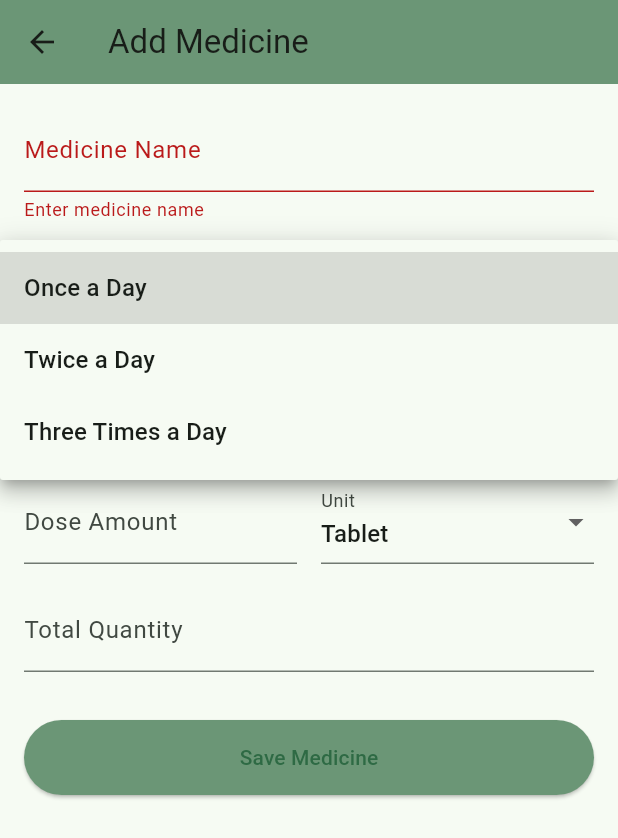
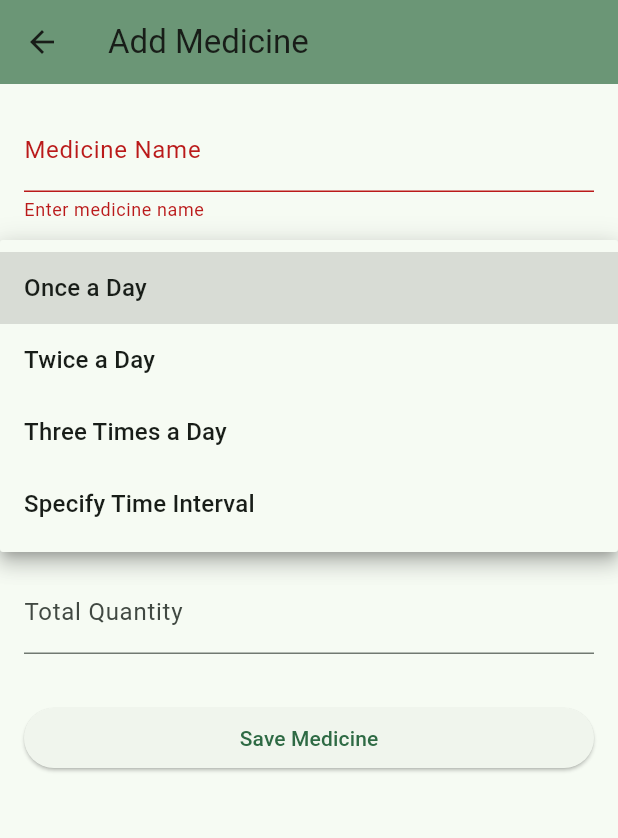
Before and after one commit to 3akproject/pilzy, a Flutter app: the AddMedicineScreen screen opened directly, after a tap on "Save Medicine", after a tap on "Once a Day", on a phone screen of 412 x 824 dp. Shown: the top 838 px of the screen. Run offline on Flutter 3.47's test engine with Material 3 defaults, Android fonts, the phone set to English and light mode, and no system bars; our stand-ins replace audioplayers, flutter_local_notifications, sqflite, timezone; missing offline and left inert: android_intent_plus; accounts and stored records are empty.

Commit message:
medicines page working properly but notification is not fully developed

```diff
--- a/lib/screens/add_medicine_screen.dart
+++ b/lib/screens/add_medicine_screen.dart
@@ -19,23 +19,29 @@ class _AddMedicineScreenState extends State<AddMedicineScreen> {
   late TextEditingController nameController;
   late TextEditingController doseController;
   late TextEditingController quantityController;
+  late TextEditingController intervalHourController;
+  late TextEditingController intervalMinuteController;
 
   String frequency = "Once a Day";
   String doseUnit = "Tablet";
   String alarmTone = "Default";
+
   List<TimeOfDay> times = [];
+  TimeOfDay? anchorTime;
 
   final frequencyOptions = [
     "Once a Day",
     "Twice a Day",
     "Three Times a Day",
+    "Specify Time Interval",
   ];
 
   final unitOptions = [
-    "Tablet", "Capsule", "ml", "mg", "g", "Spoon", "Drops", "Puff", "Other"
+    "Tablet", "Capsule", "ml", "mg", "g",
+    "Spoon", "Drops", "Puff", "Other"
   ];
 
-  final alarmTones = ["Default", "Tone 1", "Tone 2", "Tone 3"];
+  bool get isEditing => widget.medicine != null;
 
   @override
   void initState() {
@@ -44,9 +50,12 @@ class _AddMedicineScreenState extends State<AddMedicineScreen> {
     nameController = TextEditingController();
     doseController = TextEditingController();
     quantityController = TextEditingController();
+    intervalHourController = TextEditingController();
+    intervalMinuteController = TextEditingController();
 
     if (widget.medicine != null) {
       final med = widget.medicine!;
+
       nameController.text = med.name;
       doseController.text = med.doseAmount.toString();
       quantityController.text = med.totalQuantity.toString();
@@ -54,6 +63,23 @@ class _AddMedicineScreenState extends State<AddMedicineScreen> {
       doseUnit = med.doseUnit;
       alarmTone = med.alarmTone;
 
+      if (frequency == "Specify Time Interval") {
+        // Restore anchor time from times[0]
+        if (med.times.isNotEmpty) {
+          final parts = med.times.first.split(':');
+          anchorTime = TimeOfDay(
+            hour: int.parse(parts[0]),
+            minute: int.parse(parts[1]),
+          );
+        }
+
+        // Restore interval from alarmTone stored as HH:MM
+        if (alarmTone.contains(":")) {
+          final parts = alarmTone.split(':');
+          intervalHourController.text = parts[0];
+          intervalMinuteController.text = parts[1];
+        }
+      } else {
         times = med.times.map((t) {
           final parts = t.split(':');
           return TimeOfDay(
@@ -63,12 +89,15 @@ class _AddMedicineScreenState extends State<AddMedicineScreen> {
         }).toList();
       }
     }
+  }
 
   @override
   void dispose() {
     nameController.dispose();
     doseController.dispose();
     quantityController.dispose();
+    intervalHourController.dispose();
+    intervalMinuteController.dispose();
     super.dispose();
   }
 
@@ -81,7 +110,7 @@ class _AddMedicineScreenState extends State<AddMedicineScreen> {
       case "Three Times a Day":
         return 3;
       default:
-        return 1;
+        return 0;
     }
   }
 
@@ -100,12 +129,44 @@ class _AddMedicineScreenState extends State<AddMedicineScreen> {
     }
   }
 
+  Future<void> pickAnchorTime() async {
+    final picked =
+        await showTimePicker(context: context, initialTime: TimeOfDay.now());
+
+    if (picked != null) {
+      setState(() {
+        anchorTime = picked;
+      });
+    }
+  }
+
+  Future<void> _deleteMedicine() async {
+    if (!isEditing) return;
+
+    await DatabaseHelper.instance.deleteMedicine(widget.medicine!.id!);
+
+    for (int i = 0; i < 20; i++) {
+      await NotificationService.instance
+          .cancelNotification(widget.medicine!.id! * 100 + i);
+    }
+
+    if (!mounted) return;
+    Navigator.pop(context, true);
+  }
+
   Future<void> _saveMedicine() async {
     if (!_formKey.currentState!.validate()) return;
 
-    if (times.isEmpty) {
+    if (frequency != "Specify Time Interval" && times.isEmpty) {
       ScaffoldMessenger.of(context).showSnackBar(
         const SnackBar(content: Text("Select at least one time")),
+      );
+      return;
+    }
+
+    if (frequency == "Specify Time Interval" && anchorTime == null) {
+      ScaffoldMessenger.of(context).showSnackBar(
+        const SnackBar(content: Text("Select anchor time")),
       );
       return;
     }
@@ -114,36 +175,85 @@ class _AddMedicineScreenState extends State<AddMedicineScreen> {
       id: widget.medicine?.id,
       name: nameController.text.trim(),
       frequency: frequency,
-      times: times
+      times: frequency == "Specify Time Interval"
+          ? [
+              "${anchorTime!.hour.toString().padLeft(2, '0')}:${anchorTime!.minute.toString().padLeft(2, '0')}"
+            ]
+          : times
               .map((t) =>
                   "${t.hour.toString().padLeft(2, '0')}:${t.minute.toString().padLeft(2, '0')}")
               .toList(),
       doseAmount: double.tryParse(doseController.text) ?? 1,
       doseUnit: doseUnit,
       totalQuantity: double.tryParse(quantityController.text) ?? 1,
-      alarmTone: alarmTone,
+      alarmTone: frequency == "Specify Time Interval"
+          ? "${intervalHourController.text}:${intervalMinuteController.text}"
+          : alarmTone,
     );
 
     int medicineId;
 
-    if (widget.medicine == null) {
-      medicineId = await DatabaseHelper.instance.insertMedicine(med);
-    } else {
+    if (isEditing) {
       medicineId = widget.medicine!.id!;
       await DatabaseHelper.instance.updateMedicine(med);
 
-      // Cancel old notifications when editing
-      for (int i = 0; i < 5; i++) {
-        await NotificationService.instance.cancelNotification(
-            medicineId * 10 + i);
+      for (int i = 0; i < 20; i++) {
+        await NotificationService.instance
+            .cancelNotification(medicineId * 100 + i);
       }
+    } else {
+      medicineId = await DatabaseHelper.instance.insertMedicine(med);
     }
 
-    // Schedule daily notifications
+    await _scheduleAlarms(medicineId, med);
+
+    if (!mounted) return;
+    Navigator.pop(context, true);
+  }
+
+  Future<void> _scheduleAlarms(int medicineId, Medicine med) async {
+    final now = DateTime.now();
+
+    if (frequency == "Specify Time Interval") {
+      int hours = int.tryParse(intervalHourController.text) ?? 0;
+      int minutes = int.tryParse(intervalMinuteController.text) ?? 0;
+      int intervalMinutes = (hours * 60) + minutes;
+
+      if (intervalMinutes <= 0) return;
+
+      DateTime first = DateTime(
+        now.year,
+        now.month,
+        now.day,
+        anchorTime!.hour,
+        anchorTime!.minute,
+      );
+
+      if (first.isBefore(now)) {
+        first = first.add(const Duration(days: 1));
+      }
+
+      int timesPerDay = (24 * 60) ~/ intervalMinutes;
+
+      for (int i = 0; i < timesPerDay; i++) {
+        DateTime scheduled =
+            first.add(Duration(minutes: intervalMinutes * i));
+
+        final tzScheduled =
+            tz.TZDateTime.from(scheduled, tz.local);
+
+        await NotificationService.instance.scheduleDailyReminder(
+          id: medicineId * 100 + i,
+          dateTime: tzScheduled,
+          medicineName: med.name,
+          doseAmount: med.doseAmount.toString(),
+          doseUnit: med.doseUnit,
+        );
+      }
+    } else {
       for (int i = 0; i < times.length; i++) {
         final t = times[i];
 
-      final now = DateTime.now();
         DateTime scheduled = DateTime(
           now.year,
           now.month,
@@ -160,28 +270,21 @@ class _AddMedicineScreenState extends State<AddMedicineScreen> {
             tz.TZDateTime.from(scheduled, tz.local);
 
         await NotificationService.instance.scheduleDailyReminder(
-        id: medicineId * 10 + i,
+          id: medicineId * 100 + i,
           dateTime: tzScheduled,
           medicineName: med.name,
           doseAmount: med.doseAmount.toString(),
           doseUnit: med.doseUnit,
         );
       }
-
-    if (!mounted) return;
-
-    ScaffoldMessenger.of(context).showSnackBar(
-      const SnackBar(content: Text("Medicine Saved Successfully")),
-    );
-
-    Navigator.pop(context, true);
+    }
   }
 
   @override
   Widget build(BuildContext context) {
     return Scaffold(
       appBar: AppBar(
-        title: const Text("Add Medicine"),
+        title: Text(isEditing ? "Edit Medicine" : "Add Medicine"),
         backgroundColor: const Color(0xFF6B9676),
       ),
       body: Padding(
@@ -200,6 +303,7 @@ class _AddMedicineScreenState extends State<AddMedicineScreen> {
                         : null,
               ),
               const SizedBox(height: 16),
+
               DropdownButtonFormField<String>(
                 value: frequency,
                 decoration:
@@ -215,13 +319,38 @@ class _AddMedicineScreenState extends State<AddMedicineScreen> {
                   });
                 },
               ),
+
               const SizedBox(height: 16),
+
+              if (frequency == "Specify Time Interval") ...[
+                ListTile(
+                  title: Text(anchorTime == null
+                      ? "Select Anchor Time"
+                      : DateFormat.jm().format(
+                          DateTime(0, 0, 0,
+                              anchorTime!.hour,
+                              anchorTime!.minute))),
+                  trailing: const Icon(Icons.access_time),
+                  onTap: pickAnchorTime,
+                ),
+                const SizedBox(height: 12),
+                TextFormField(
+                  controller: intervalHourController,
+                  keyboardType: TextInputType.number,
+                  decoration:
+                      const InputDecoration(labelText: "Interval Hours"),
+                ),
+                const SizedBox(height: 12),
+                TextFormField(
+                  controller: intervalMinuteController,
+                  keyboardType: TextInputType.number,
+                  decoration:
+                      const InputDecoration(labelText: "Interval Minutes"),
+                ),
+              ] else ...[
                 ...List.generate(getTimePickersCount(), (i) {
                   final time = times.length > i ? times[i] : null;
-                return Padding(
-                  padding:
-                      const EdgeInsets.only(bottom: 12),
-                  child: ListTile(
+                  return ListTile(
                     title: Text(
                       time == null
                           ? "Pick Time"
@@ -230,74 +359,67 @@ class _AddMedicineScreenState extends State<AddMedicineScreen> {
                                   time.hour, time.minute),
                             ),
                     ),
-                    trailing:
-                        const Icon(Icons.access_time),
-                    tileColor:
-                        const Color(0xFFC7E7CF),
-                    shape: RoundedRectangleBorder(
-                        borderRadius:
-                            BorderRadius.circular(8)),
+                    trailing: const Icon(Icons.access_time),
                     onTap: () => pickTime(i),
-                  ),
                   );
                 }),
+              ],
+
               const SizedBox(height: 16),
+
               Row(
                 children: [
                   Expanded(
                     child: TextFormField(
                       controller: doseController,
-                      keyboardType:
-                          TextInputType.number,
+                      keyboardType: TextInputType.number,
                       decoration:
-                          const InputDecoration(
-                              labelText:
-                                  "Dose Amount"),
+                          const InputDecoration(labelText: "Dose Amount"),
                     ),
                   ),
-                  const SizedBox(width: 16),
+                  const SizedBox(width: 12),
                   Expanded(
-                    child:
-                        DropdownButtonFormField<String>(
+                    child: DropdownButtonFormField<String>(
                       value: doseUnit,
                       decoration:
-                          const InputDecoration(
-                              labelText: "Unit"),
+                          const InputDecoration(labelText: "Unit"),
                       items: unitOptions
                           .map((u) =>
-                              DropdownMenuItem(
-                                  value: u,
-                                  child: Text(u)))
+                              DropdownMenuItem(value: u, child: Text(u)))
                           .toList(),
                       onChanged: (val) =>
-                          setState(() =>
-                              doseUnit = val!),
+                          setState(() => doseUnit = val!),
                     ),
                   ),
                 ],
               ),
+
               const SizedBox(height: 16),
+
               TextFormField(
                 controller: quantityController,
-                keyboardType:
-                    TextInputType.number,
+                keyboardType: TextInputType.number,
                 decoration: const InputDecoration(
-                    labelText:
-                        "Total Quantity"),
+                    labelText: "Total Quantity"),
               ),
+
               const SizedBox(height: 32),
+
               ElevatedButton(
-                style:
-                    ElevatedButton.styleFrom(
-                  backgroundColor:
-                      const Color(0xFF6B9676),
-                  minimumSize:
-                      const Size(double.infinity, 50),
+                onPressed: _saveMedicine,
+                child: const Text("Save Medicine"),
               ),
-                onPressed: _saveMedicine,
-                child: const Text(
-                    "Save Medicine"),
+
+              if (isEditing) ...[
+                const SizedBox(height: 16),
+                ElevatedButton(
+                  style: ElevatedButton.styleFrom(
+                    backgroundColor: Colors.red,
                   ),
+                  onPressed: _deleteMedicine,
+                  child: const Text("Delete Medicine"),
+                ),
+              ],
             ],
           ),
         ),
```
Also changed, not shown: lib/screens/medicine_history.dart (added, +35 -0 lines), pubspec.lock. Lines whose indentation alone changed are shown as unchanged.
